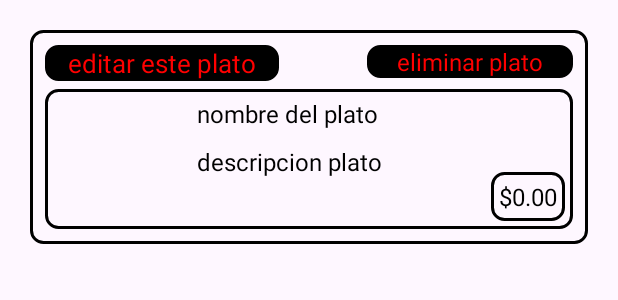
After one commit to AFF40/FOOFMAPS, an Android app: the layout editplato_item.xml on its own in the app's theme, with its tools: preview values and no code run, on a phone screen of 412 x 824 dp. The commit adds this screen. Shown: the top 300 px of the screen. Run offline under Robolectric (Android 15) with nearby library versions, the phone set to English and light mode, and no system bars; network calls fail.

Commit message:
agregada la interfaz para editar los platos (vista dueño) mostrando los botones para editar o eliminar el plato

```diff
--- a/app/src/main/java/com/example/foofmaps/clientes/restaurantes/MainActivity.java
+++ b/app/src/main/java/com/example/foofmaps/clientes/restaurantes/MainActivity.java
@@ -1,6 +1,5 @@
 package com.example.foofmaps.clientes.restaurantes;// MainActivity.java
 
-import androidx.appcompat.app.AppCompatActivity;
 import android.content.Intent;
 import android.content.SharedPreferences;
 import android.os.Bundle;
@@ -9,6 +8,8 @@ import android.widget.Button;
 import android.widget.EditText;
 import android.widget.TextView;
 import android.widget.Toast;
+
+import androidx.appcompat.app.AppCompatActivity;
 
 import com.android.volley.Request;
 import com.android.volley.RequestQueue;
--- a/app/src/main/java/com/example/foofmaps/platosybebidas/Plato.java
+++ b/app/src/main/java/com/example/foofmaps/platosybebidas/Plato.java
@@ -10,7 +10,8 @@ public class Plato {
     private byte[] imagen; // Cambia el tipo de imagen a byte[]
     private int disponible;
 
-    public Plato(String nombre, String descripcion, double precio, byte[] imagen, int disponible) {
+    public Plato(int id_comida, String nombre, String descripcion, double precio, byte[] imagen, int disponible) {
+        this.id = id_comida;
         this.nombre = nombre;
         this.descripcion = descripcion;
         this.precio = precio;
--- a/app/src/main/java/com/example/foofmaps/platosybebidas/editplatoAdapter.java
+++ /dev/null
@@ -1,4 +0,0 @@
-package com.example.foofmaps.platosybebidas;
-
-public class editplatoAdapter {
-}
--- /dev/null
+++ b/app/src/main/res/layout/editplato_item.xml
@@ -0,0 +1,120 @@
+<LinearLayout
+    xmlns:android="http://schemas.android.com/apk/res/android"
+    android:layout_width="match_parent"
+    android:layout_height="wrap_content"
+    android:orientation="vertical"
+    android:padding="10dp"
+    android:layout_marginEnd="20dp"
+    android:layout_marginStart="20dp"
+    android:layout_marginTop="20dp"
+    android:background="@drawable/item_border"
+    >
+<LinearLayout
+    android:layout_width="match_parent"
+    android:layout_height="wrap_content"
+    android:orientation="horizontal">
+    <LinearLayout
+        android:layout_width="wrap_content"
+        android:layout_height="wrap_content"
+        >
+    <TextView
+        android:id="@+id/boton_editar_plato"
+        android:layout_width="wrap_content"
+        android:layout_height="wrap_content"
+        android:text="editar este plato"
+        android:textSize="17dp"
+        android:layout_marginBottom="0dp"
+        android:background="@drawable/item_border"
+        android:backgroundTint="@color/black"
+        android:textColor="@color/rojo"
+        android:gravity="start"
+        android:paddingHorizontal="15dp"
+
+        />
+    </LinearLayout>
+    <LinearLayout
+        android:layout_width="match_parent"
+        android:layout_height="wrap_content"
+        android:gravity="end"
+        android:layout_marginStart="0dp"
+
+        >
+    <TextView
+        android:id="@+id/boton_eliminar_plato"
+        android:layout_width="wrap_content"
+        android:layout_height="wrap_content"
+        android:text="eliminar plato"
+        android:textSize="16dp"
+        android:background="@drawable/item_border"
+        android:backgroundTint="@color/black"
+        android:textColor="@color/rojo"
+        android:paddingHorizontal="20dp"
+
+        >
+    </TextView>
+    </LinearLayout>
+</LinearLayout>
+    <LinearLayout
+        android:layout_width="match_parent"
+        android:layout_height="wrap_content"
+        android:padding="5dp"
+        android:layout_marginTop="5dp"
+        android:background="@drawable/item_border">
+
+        <ImageView
+            android:id="@+id/imageViewPlato"
+            android:layout_width="80dp"
+            android:layout_height="80dp"
+            android:scaleType="centerCrop" />
+
+        <LinearLayout
+            android:layout_width="0dp"
+            android:layout_height="wrap_content"
+            android:layout_weight="1"
+            android:orientation="vertical"
+            android:layout_marginStart="16dp"
+            android:layout_marginEnd="15dp">
+
+            <TextView
+                android:id="@+id/nom_plato"
+                android:layout_width="match_parent"
+                android:layout_height="wrap_content"
+                android:text="nombre del plato"
+                android:textColor="@color/black"
+                android:textSize="16sp" />
+            <TextView
+                android:id="@+id/desc_plato"
+                android:layout_width="match_parent"
+                android:layout_height="wrap_content"
+                android:text="descripcion plato"
+                android:textColor="@color/black"
+                android:textSize="16sp"
+                android:paddingTop="10dp" />
+        </LinearLayout>
+
+        <LinearLayout
+            android:layout_width="wrap_content"
+            android:layout_height="wrap_content"
+            android:orientation="vertical">
+
+            <ImageView
+                android:id="@+id/icon_disponible"
+                android:layout_width="20dp"
+                android:layout_height="20dp"
+                android:layout_gravity="center"
+                android:paddingBottom="0dp"
+                android:layout_marginBottom="30dp" />
+
+            <TextView
+                android:id="@+id/precio"
+                android:layout_width="wrap_content"
+                android:layout_height="wrap_content"
+                android:text="$0.00"
+                android:textColor="@color/black"
+                android:textSize="16sp"
+                android:layout_gravity="bottom"
+                android:background="@drawable/item_border"
+                android:padding="5dp" />
+        </LinearLayout>
+    </LinearLayout>
+</LinearLayout>
--- /dev/null
+++ b/app/src/main/res/values/refs.xml
@@ -0,0 +1,2 @@
+<?xml version="1.0" encoding="utf-8"?>
+<resources></resources>
```
Also changed, not shown: app/src/main/java/com/example/foofmaps/dueño/agregar_platos.java (+4 -13 lines), app/src/main/java/com/example/foofmaps/dueño/dueno_menu.java (+4 -3 lines), app/src/main/java/com/example/foofmaps/dueño/editar_plato.java (+92 -2 lines), app/src/main/java/com/example/foofmaps/platosybebidas/PlatoAdapter.java (+16 -2 lines), app/src/main/java/com/example/foofmaps/platosybebidas/editplato.java (deleted, +0 -48 lines), app/src/main/java/com/example/foofmaps/restaurantes/platos_rest.java (+7 -7 lines), app/src/main/res/layout/activity_editar_plato.xml (+7 -0 lines).
